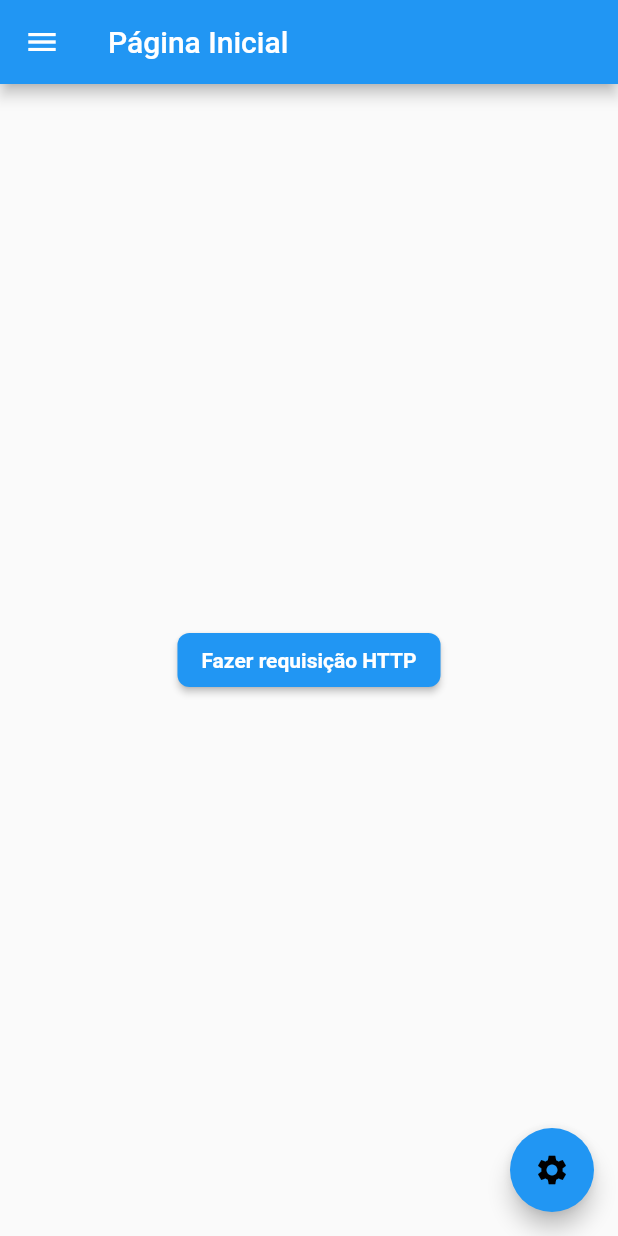
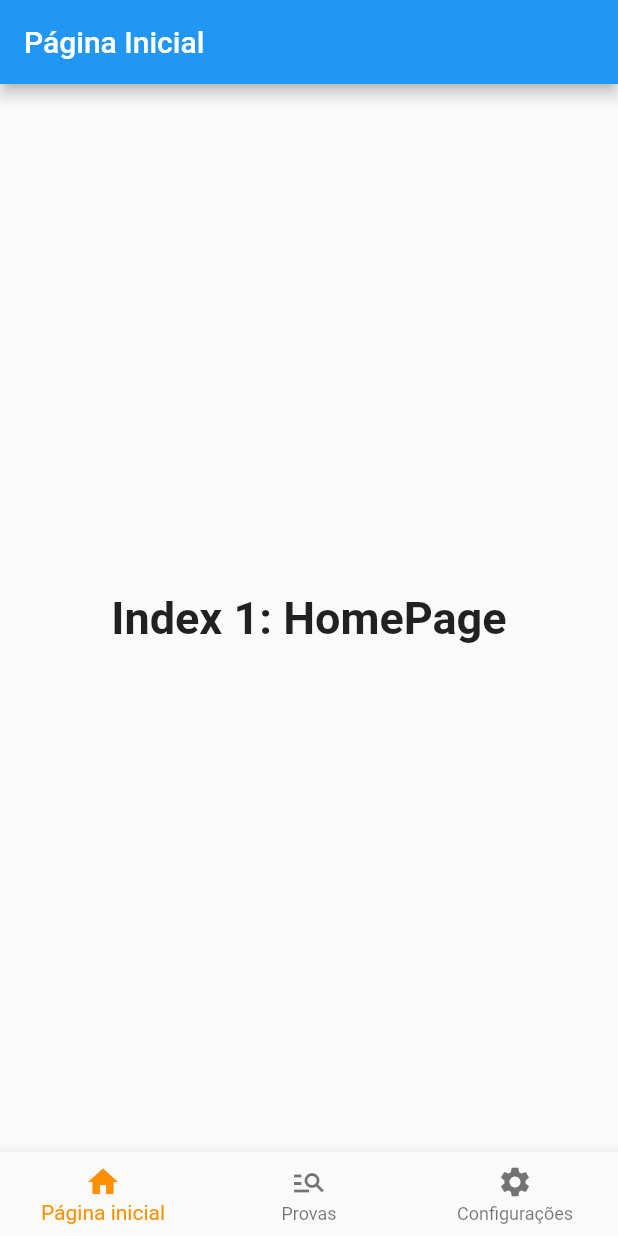
Before and after one commit to Kainato/desafio_enem, a Flutter app: the screen it shows after launch, on a phone screen of 412 x 824 dp. Run offline on Flutter 3.47's test engine with Material 3 defaults, Android fonts, the phone set to English and light mode, and no system bars; our stand-ins replace shared_preferences.

Commit message:
Chamada de provas

```diff
--- a/lib/app/home_page.dart
+++ b/lib/app/home_page.dart
@@ -1,49 +1,59 @@
-import 'dart:developer';
-
-import 'package:desafio_enem/config/app_routes.dart';
+import 'package:desafio_enem/app/list_provas/list_provas_page.dart';
+import 'package:desafio_enem/app/settings_page.dart';
 import 'package:desafio_enem/layouts/scaffold_base.dart';
 import 'package:flutter/material.dart';
-import 'package:http/http.dart' as http;
-import 'package:http/http.dart';
 
-class HomePage extends StatelessWidget {
+class HomePage extends StatefulWidget {
   const HomePage({super.key});
+
+  @override
+  State<HomePage> createState() => _HomePageState();
+}
+
+class _HomePageState extends State<HomePage> {
+  int _selectedIndex = 0;
+  static const TextStyle optionStyle =
+      TextStyle(fontSize: 30, fontWeight: FontWeight.bold);
+  static const List<Widget> _widgetOptions = <Widget>[
+    Text(
+      'Index 1: HomePage',
+      style: optionStyle,
+    ),
+    ListProvasPage(),
+    SettingsPage(),
+  ];
+
+  void _onItemTapped(int index) {
+    setState(() => _selectedIndex = index);
+  }
 
   @override
   Widget build(BuildContext context) {
     return ScaffoldBase(
       title: 'Página Inicial',
-      hasDrawer: true,
+      hasDrawer: false,
       body: Center(
-        child: ElevatedButton(
-          onPressed: () {
-            _makeHttpRequest();
-          },
-          child: const Text('Fazer requisição HTTP'),
-        ),
+        child: _widgetOptions.elementAt(_selectedIndex),
       ),
-      floatingActionButton: FloatingActionButton(
-        onPressed: () {
-          Navigator.pushNamed(context, AppRoutes.settings.route);
-        },
-        child: const Icon(Icons.settings),
+      bottomNavigationBar: BottomNavigationBar(
+        selectedItemColor: Colors.amber[800],
+        currentIndex: _selectedIndex,
+        onTap: _onItemTapped,
+        items: const [
+          BottomNavigationBarItem(
+            icon: Icon(Icons.home),
+            label: 'Página inicial',
+          ),
+          BottomNavigationBarItem(
+            icon: Icon(Icons.manage_search),
+            label: 'Provas',
+          ),
+          BottomNavigationBarItem(
+            icon: Icon(Icons.settings),
+            label: 'Configurações',
+          ),
+        ],
       ),
     );
   }
 }
-
-Future<Response> _makeHttpRequest() async {
-  final Response response =
-      await http.get(Uri.parse('https://api.enem.dev/v1/exams/2023'));
-  if (response.statusCode == 200) {
-    // Handle the successful response here
-    log(response.toString(), name: 'HTTP request successful');
-    // Do something with the response data
-    final responseData = response.body;
-    log(responseData.toString(), name: 'HTTP request body');
-  } else {
-    // Handle the error response here
-    log('HTTP request failed with status code: ${response.statusCode}');
-  }
-  return response;
-}
--- a/lib/layouts/scaffold_base.dart
+++ b/lib/layouts/scaffold_base.dart
@@ -18,6 +18,9 @@ class ScaffoldBase extends StatelessWidget {
   /// Ações que aparecem no canto direito da appbar
   final List<Widget>? actions;
 
+  /// Barra de navegação inferior
+  final Widget? bottomNavigationBar;
+
   /// Um scaffold base para ser usada em todas as telas
   const ScaffoldBase({
     super.key,
@@ -26,6 +29,7 @@ class ScaffoldBase extends StatelessWidget {
     required this.body,
     this.actions,
     this.floatingActionButton,
+    this.bottomNavigationBar,
   });
 
   @override
@@ -35,6 +39,7 @@ class ScaffoldBase extends StatelessWidget {
       drawer: hasDrawer ? const DrawerBase() : null,
       body: SafeArea(minimum: const EdgeInsets.all(16), child: body),
       floatingActionButton: floatingActionButton,
+      bottomNavigationBar: bottomNavigationBar,
     );
   }
 }
--- a/lib/main.dart
+++ b/lib/main.dart
@@ -18,7 +18,7 @@ class MainApp extends StatelessWidget {
   Widget build(BuildContext context) {
     return MaterialApp(
       routes: routes,
-      initialRoute: '/home',
+      // initialRoute: '/home',
       title: 'Desafio ENEM',
       locale: const Locale('pt', 'BR'),
       themeMode: isDarkMode ? ThemeMode.dark : ThemeMode.light,
```
Also changed, not shown: lib/app/list_provas/list_provas_page.dart (added, +48 -0 lines), lib/app/list_provas/show_prova_page.dart (added, +98 -0 lines), lib/classes/disciplina.dart (added, +29 -0 lines), lib/classes/linguagem.dart (added, +30 -0 lines), lib/classes/prova.dart (added, +58 -0 lines), lib/classes/questao.dart (added, +37 -0 lines), lib/config/app_media.dart (+36 -36 lines), lib/config/app_routes.dart (+5 -11 lines), lib/layouts/drawer_base.dart (+5 -5 lines), lib/app/list_provas/questions/show_question_page.dart (added).
